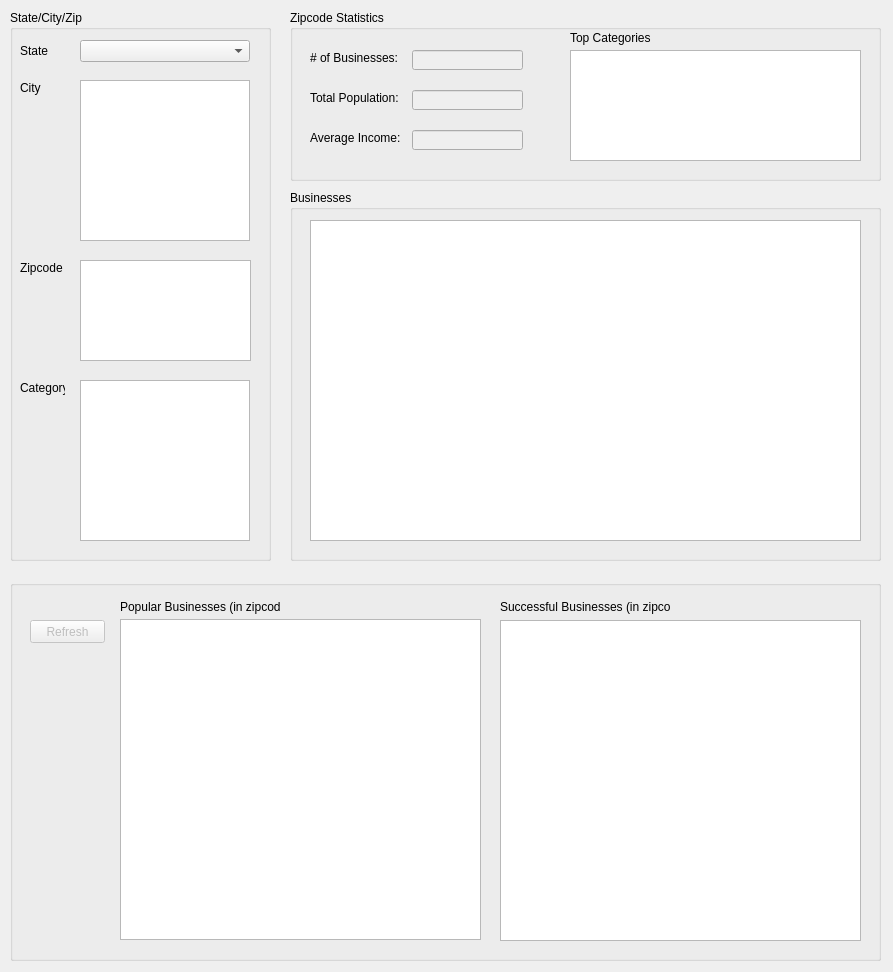
The window that milestone3.ui (CooperCortinas/CPTS-451) describes before a commit, drawn with Qt 5.
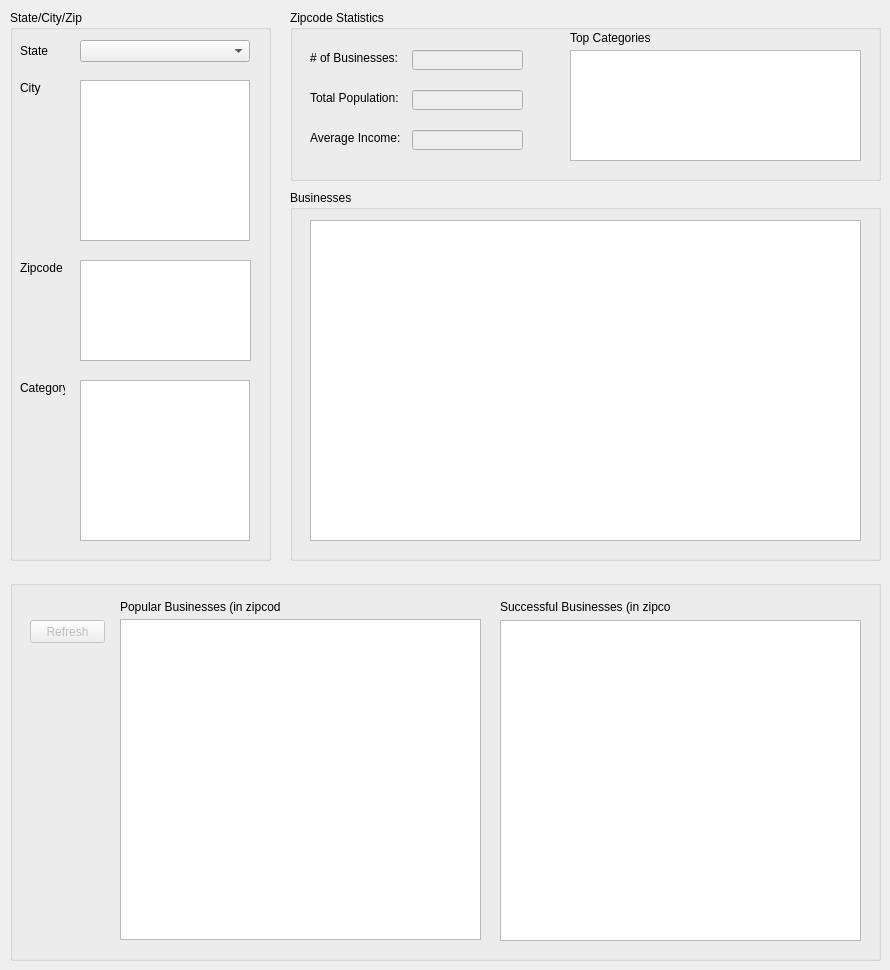
The same window after the commit.

Commit message: add queries for Popular and Successful businesses and render in UI tables

```diff
--- a/milestone3.ui
+++ b/milestone3.ui
@@ -6,8 +6,8 @@
    <rect>
     <x>0</x>
     <y>0</y>
-    <width>893</width>
-    <height>972</height>
+    <width>890</width>
+    <height>970</height>
    </rect>
   </property>
   <property name="windowTitle">
```
Left out of the diff: 6 changed lines with no effect on the pictures. The commit also changes 3 other files.
